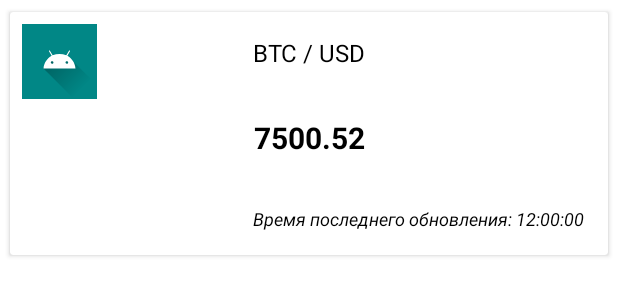
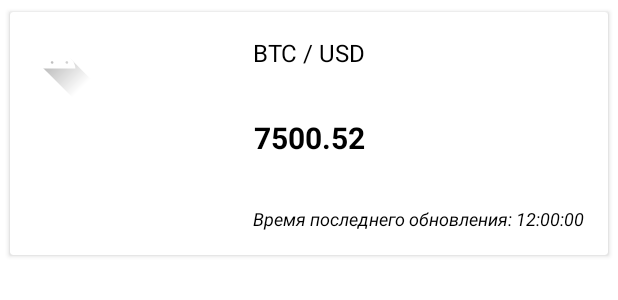
Before and after one commit to DmitrySlv/Crypto, an Android app: the layout item_coin_info.xml on its own in the app's theme, with its tools: preview values and no code run, on a phone screen of 412 x 824 dp. Shown: the top 300 px of the screen. Run offline under Robolectric (Android 15) with nearby library versions, the phone set to English and light mode, and no system bars.

Commit message:
create CoinInfoAdapter

```diff
--- a/app/build.gradle
+++ b/app/build.gradle
@@ -29,6 +29,9 @@ android {
     }
     kotlinOptions {
         jvmTarget = '1.8'
+    }
+    buildFeatures {
+        viewBinding true
     }
 }
 
--- a/app/src/main/java/com/ds_create/crypto/data/Dao.kt
+++ b/app/src/main/java/com/ds_create/crypto/data/Dao.kt
@@ -10,7 +10,7 @@ import com.ds_create.crypto.pojo.CoinPriceInfo
 @Dao
 interface Dao {
 
-    @Query("SELECT * FROM full_price_list ORDER BY lastUpdate")
+    @Query("SELECT * FROM full_price_list ORDER BY lastUpdate DESC")
     fun getPriceList(): LiveData<List<CoinPriceInfo>>
 
     @Query("SELECT * FROM FULL_PRICE_LIST WHERE fromSymbol == :fSym LIMIT 1")
--- a/app/src/main/res/layout/item_coin_info.xml
+++ b/app/src/main/res/layout/item_coin_info.xml
@@ -37,7 +37,7 @@
             tools:text="7500.52" />
 
         <TextView
-            android:id="@+id/tvTimeUpdate"
+            android:id="@+id/tvLastUpdate"
             android:layout_width="wrap_content"
             android:layout_height="wrap_content"
             android:padding="16dp"
@@ -53,7 +53,6 @@
             android:layout_width="50dp"
             android:layout_height="50dp"
             android:layout_margin="8dp"
-            android:background="@color/teal_700"
             app:layout_constraintStart_toStartOf="parent"
             app:layout_constraintTop_toTopOf="parent"
             app:srcCompat="@drawable/ic_launcher_foreground" />
--- a/app/src/main/res/values-night/themes.xml
+++ /dev/null
@@ -1,16 +0,0 @@
-<resources xmlns:tools="http://schemas.android.com/tools">
-    <!-- Base application theme. -->
-    <style name="Theme.Crypto" parent="Theme.MaterialComponents.DayNight.DarkActionBar">
-        <!-- Primary brand color. -->
-        <item name="colorPrimary">@color/purple_200</item>
-        <item name="colorPrimaryVariant">@color/purple_700</item>
-        <item name="colorOnPrimary">@color/black</item>
-        <!-- Secondary brand color. -->
-        <item name="colorSecondary">@color/teal_200</item>
-        <item name="colorSecondaryVariant">@color/teal_200</item>
-        <item name="colorOnSecondary">@color/black</item>
-        <!-- Status bar color. -->
-        <item name="android:statusBarColor" tools:targetApi="l">?attr/colorPrimaryVariant</item>
-        <!-- Customize your theme here. -->
-    </style>
-</resources>
--- a/app/src/main/res/values/strings.xml
+++ b/app/src/main/res/values/strings.xml
@@ -1,3 +1,5 @@
 <resources>
     <string name="app_name">Crypto</string>
+    <string name="symbols_template">%s / %s</string>
+    <string name="lat_update_template">Время последнего обновления: %s</string>
 </resources>
--- a/app/src/main/res/values/themes.xml
+++ b/app/src/main/res/values/themes.xml
@@ -1,9 +1,9 @@
 <resources xmlns:tools="http://schemas.android.com/tools">
     <!-- Base application theme. -->
-    <style name="Theme.Crypto" parent="Theme.MaterialComponents.DayNight.DarkActionBar">
+    <style name="Theme.Crypto" parent="Theme.MaterialComponents.DayNight.NoActionBar">
         <!-- Primary brand color. -->
-        <item name="colorPrimary">@color/purple_500</item>
-        <item name="colorPrimaryVariant">@color/purple_700</item>
+        <item name="colorPrimary">@color/black</item>
+        <item name="colorPrimaryVariant">@color/black</item>
         <item name="colorOnPrimary">@color/white</item>
         <!-- Secondary brand color. -->
         <item name="colorSecondary">@color/teal_200</item>
--- a/settings.gradle
+++ b/settings.gradle
@@ -3,7 +3,6 @@ pluginManagement {
         gradlePluginPortal()
         google()
         mavenCentral()
-        maven { url "https://oss.jfrog.org/libs-snapshot" }
     }
 }
 dependencyResolutionManagement {
```
Also changed, not shown: app/src/main/java/com/ds_create/crypto/CoinPriceListActivity.kt (+18 -5 lines), app/src/main/java/com/ds_create/crypto/adapters/CoinInfoAdapter.kt (added, +61 -0 lines).
